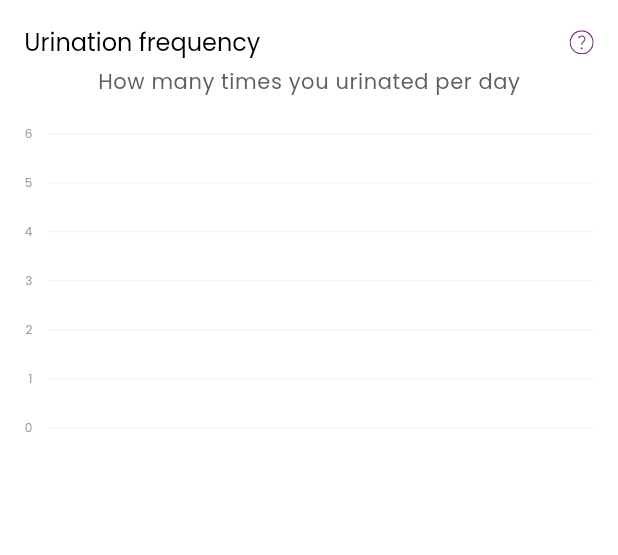
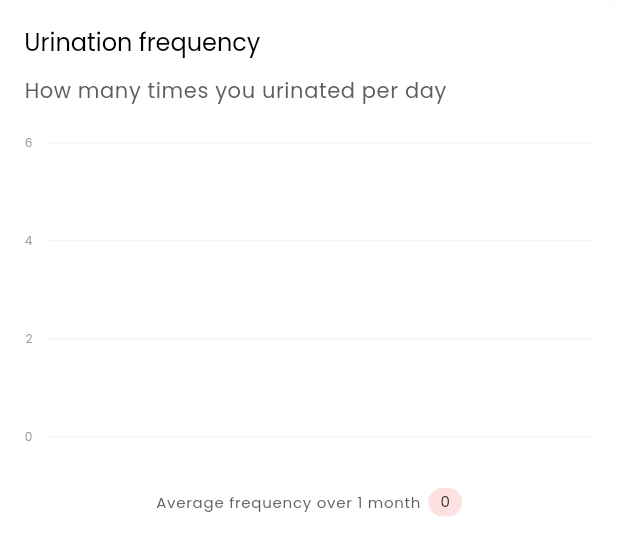
Before and after one commit to asifjavaid/Blackhorse, a Flutter app: the InsightsTimeOfDayUrinationsChart widget shown alone on an empty page, opened directly with empty values, on a phone screen of 412 x 824 dp. Shown: the top 555 px of the screen. Run offline on Flutter 3.47's test engine with Material 3 defaults, Android fonts, the phone set to English and light mode, and no system bars; our stand-ins replace animated_text_kit, carousel_slider, confetti, dartz, delayed_display, dropdown_button2 and 27 more; missing offline and left inert: amplitude_flutter, infinite_listview, intercom_flutter, local_auth_android, onesignal_flutter, purchases_flutter; accounts and stored records are empty; project files that could hold a hidden picture were left out.

Commit message:
fixed urination graph

```diff
--- a/lib/Components/Insights/UrinationCharts/insights_urination_time_of_day_chart.dart
+++ b/lib/Components/Insights/UrinationCharts/insights_urination_time_of_day_chart.dart
@@ -4,10 +4,14 @@ import 'package:ekvi/Utils/constants/app_colors.dart';
 import 'package:ekvi/Utils/constants/app_constant.dart';
 import 'package:flutter/material.dart';
 import 'package:flutter_svg/svg.dart';
+import 'package:provider/provider.dart';
 import 'package:sizer/sizer.dart';
 import 'package:syncfusion_flutter_charts/charts.dart';
 
+import '../../../Core/themes/app_themes.dart';
 import '../../../Models/Insights/insights_graph_model.dart';
+import '../../../Providers/Insights/insights_symptom_time_selection_provider.dart';
+import '../../../Utils/helpers/helper_functions.dart';
 
 class InsightsTimeOfDayUrinationsChart extends StatefulWidget {
   final InsightsGraphModel data;
@@ -26,9 +30,23 @@ class _InsightsTimeOfDayUrinationsChartState
   final GlobalKey<SfCartesianChartState> chartKey =
       GlobalKey<SfCartesianChartState>();
 
+  String getHeadacheDurationLabel(TimeFrameSelection selectionType) {
+    switch (selectionType) {
+      case TimeFrameSelection.oneMonth:
+        return 'How many times you urinated per day';
+      case TimeFrameSelection.threeMonths:
+        return 'How many times you urinated per week';
+      case TimeFrameSelection.oneYear:
+        return 'How many times you urinated per month';
+      default:
+        return 'How many times you urinated per week';
+    }
+  }
+
   @override
   Widget build(BuildContext context) {
     TextTheme textTheme = Theme.of(context).textTheme;
+    final provider = Provider.of<InsightsSymptomTimeSelectionProvider>(context);
 
     return Container(
       padding: const EdgeInsets.all(16.23),
@@ -37,37 +55,53 @@ class _InsightsTimeOfDayUrinationsChartState
           shape: RoundedRectangleBorder(
             borderRadius: BorderRadius.circular(16.23),
           ),
-      ),
-      child: Column(
-        children: [
-          Row(
-            children: [
-              Expanded(
+          shadows: const [AppThemes.shadowDown]),
       child: Column(
         crossAxisAlignment: CrossAxisAlignment.start,
         children: [
           Text('Urination frequency', style: textTheme.headlineSmall),
-                  ],
+          const SizedBox(height: 9),
+          Text(
+            getHeadacheDurationLabel(provider.selectionType),
+            style: textTheme.bodySmall!.copyWith(
+              color: AppColors.neutralColor500,
+              fontWeight: FontWeight.w400,
+              height: 1.60,
             ),
           ),
-              GestureDetector(
-                onTap: widget.enableHelpCallback,
-                child: SvgPicture.asset(
-                  "${AppConstant.assetIcons}info.svg",
-                  semanticsLabel: 'Cycle Calendar Info',
+          const SizedBox(height: 24),
+          ChartArea(
+            data: widget.data,
           ),
-              )
+          const SizedBox(height: 24),
+          Row(
+            mainAxisAlignment: MainAxisAlignment.center,
+            children: [
+              Text('Average frequency over 1 month',
+                  style: textTheme.labelSmall!
+                      .copyWith(color: AppColors.neutralColor500)),
+              const SizedBox(width: 5.07),
+              Container(
+                padding: const EdgeInsets.symmetric(horizontal: 8, vertical: 2),
+                decoration: ShapeDecoration(
+                  color: AppColors.errorColor400,
+                  shape: RoundedRectangleBorder(
+                    borderRadius: BorderRadius.circular(50),
+                  ),
+                ),
+                child: Text(
+                  HelperFunctions.validateNumeric(widget.data.average),
+                  textAlign: TextAlign.center,
+                  style: const TextStyle(
+                    color: AppColors.neutralColor600,
+                    fontSize: 10,
+                    fontFamily: 'Poppins',
+                    fontWeight: FontWeight.w400,
+                    height: 0,
+                  ),
+                ),
+              ),
             ],
-          ),
-          const SizedBox(
-            height: 4,
-          ),
-          Text('How many times you urinated per day',
-              style: textTheme.bodySmall!
-                  .copyWith(color: AppColors.neutralColor500)),
-          const SizedBox(height: 24),
-          UrinationsChart(
-            data: widget.data,
           ),
         ],
       ),
@@ -75,19 +109,23 @@ class _InsightsTimeOfDayUrinationsChartState
   }
 }
 
-class UrinationsChart extends StatefulWidget {
+class ChartArea extends StatefulWidget {
   final InsightsGraphModel data;
 
-  const UrinationsChart({super.key, required this.data});
+  const ChartArea({super.key, required this.data});
 
   @override
-  State<UrinationsChart> createState() => _UrinationsChartState();
+  State<ChartArea> createState() => _ChartAreaState();
 }
 
-class _UrinationsChartState extends State<UrinationsChart> {
+class _ChartAreaState extends State<ChartArea> {
   @override
   Widget build(BuildContext context) {
     TextTheme textTheme = Theme.of(context).textTheme;
+    bool isDailyInterval = widget.data.isDailyInterval;
+    final allChartData = ChartHelper.getAllChartData(widget.data.graphData);
+    final firstDatesOfMonth = ChartHelper.getFirstDatesOfMonth(allChartData);
+
     return SizedBox(
       height: 25.h,
       child: SfCartesianChart(
@@ -100,53 +138,26 @@ class _UrinationsChartState extends State<UrinationsChart> {
             placeLabelsNearAxisLine: false,
             axisLine: const AxisLine(width: 0),
             majorTickLines: const MajorTickLines(width: 0),
-            maximumLabels: 5,
-            edgeLabelPlacement: EdgeLabelPlacement.shift,
+            interval: isDailyInterval ? 2 : 1,
+            axisLabelFormatter: (axisLabelRenderArgs) =>
+                ChartHelper.axisLabelFormatter(
+                    axisLabelRenderArgs, isDailyInterval, firstDatesOfMonth),
             majorGridLines: const MajorGridLines(width: 0),
             labelStyle: textTheme.labelSmall!
                 .copyWith(color: AppColors.neutralColor400, fontSize: 8)),
         primaryYAxis: NumericAxis(
           plotOffset: 0,
-          interval: getYAxisInterval(widget.data.getMaxValue()),
           axisLine: const AxisLine(width: 0),
-          minimum: 0,
           labelStyle: textTheme.labelSmall!.copyWith(
             color: AppColors.neutralColor400,
             fontSize: 8,
-              fontWeight: FontWeight.w500,
-              fontFamily: 'Poppins'),
-          axisLabelFormatter: (AxisLabelRenderDetails details) {
-            final value = details.value.toInt().toString();
-            return ChartAxisLabel(
-                value,
-                details.textStyle.copyWith(
-                    color: AppColors.neutralColor400,
-                    fontSize: 8,
-                    fontWeight: FontWeight.w500,
-                    fontFamily: 'Poppins'));
-          },
+          ),
           majorGridLines:
           const MajorGridLines(width: 1, color: AppColors.neutralColor200),
           majorTickLines: const MajorTickLines(width: 0),
         ),
-        series: ChartHelper.getMaximumHeadacheBarSeries(widget.data),
+        series: ChartHelper.getHeadacheDurationBarSeries(widget.data),
       ),
     );
   }
 }
-
-double getYAxisInterval(int maxValue) {
-  if (maxValue < 10) {
-    return 1;
-  } else if (maxValue <= 30) {
-    return 2;
-  } else if (maxValue <= 50) {
-    return 5;
-  } else if (maxValue <= 100) {
-    return 10;
-  } else if (maxValue <= 200) {
-    return 20;
-  } else {
-    return 50;
-  }
-}
```
Lines whose indentation alone changed are shown as unchanged.
